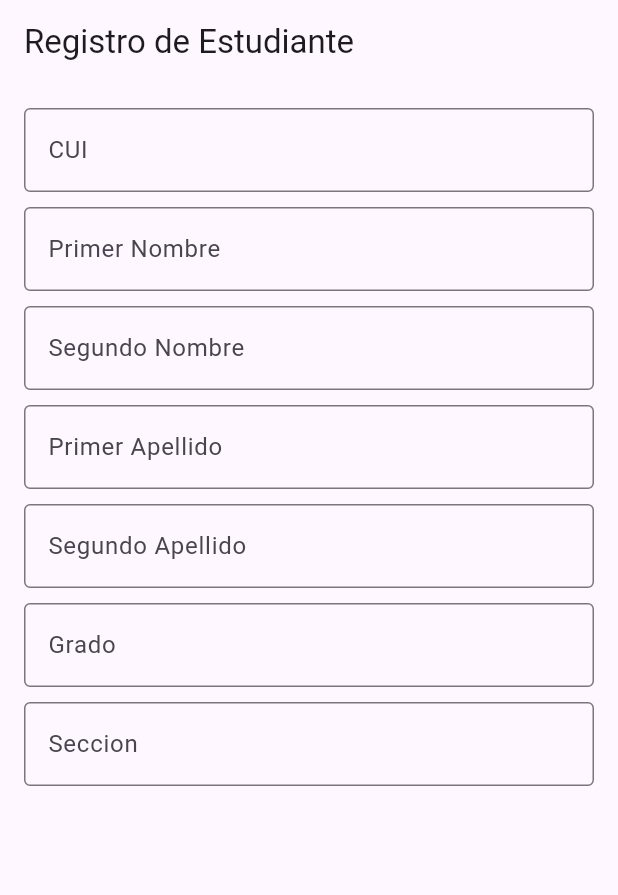
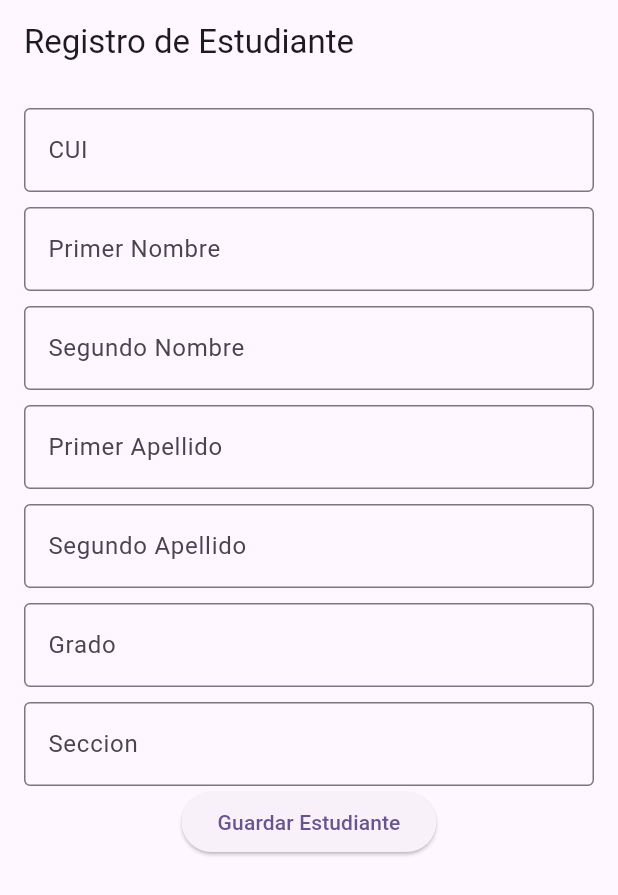
Before and after one commit to Atom-137/Proyecto-Graduacion, a Flutter app: the screen it shows after launch, on a phone screen of 412 x 824 dp. Shown: the top 895 px of the screen. Run offline on Flutter 3.47's test engine with Material 3 defaults, Android fonts, the phone set to English and light mode, and no system bars.

Commit message:
boton guardar datos

```diff
--- a/lib/models/estudiante.dart
+++ b/lib/models/estudiante.dart
@@ -1,4 +1,5 @@
 class Estudiante{
+
     String primerNombre;
     String segundoNombre;
     String primerApellido;
--- a/lib/pantallas/registro_estudiante_screen.dart
+++ b/lib/pantallas/registro_estudiante_screen.dart
@@ -1,4 +1,5 @@
 import 'package:app_notas_v2/providers/form_providers/form_estudiante_provider.dart';
+import 'package:app_notas_v2/widgets/boton_guardar_widget.dart';
 import 'package:flutter/material.dart';
 import 'package:provider/provider.dart';
 
@@ -42,7 +43,7 @@ class _FormRegistroEstudiante extends StatelessWidget {
                     },
                     onChange: ( valor ) { formProvider.primerNombre = valor; },
                   ),
-                SizedBox( height: 10),
+                const SizedBox( height: 10),
                 InputWidget(
                     labelText : "Primer Nombre",
                     hintText  : "Ingrese el Primer Nombre",
@@ -55,7 +56,7 @@ class _FormRegistroEstudiante extends StatelessWidget {
                     },
                     onChange: ( valor ) { formProvider.primerNombre = valor; },
                   ),
-                SizedBox( height: 10),
+                const SizedBox( height: 10),
                 InputWidget(
                      labelText : "Segundo Nombre",
                      hintText  : "Ingrese el Segundo Nombre",
@@ -66,7 +67,7 @@ class _FormRegistroEstudiante extends StatelessWidget {
                      },
                      onChange: ( valor ) { formProvider.segundoNombre = valor; },
                   ),
-                SizedBox( height: 10),
+                const SizedBox( height: 10),
                 InputWidget(
                   labelText : "Primer Apellido",
                   hintText  : "Ingrese el Primer Apellido",
@@ -77,7 +78,7 @@ class _FormRegistroEstudiante extends StatelessWidget {
                   },
                   onChange: ( valor ) { formProvider.primerApellido = valor; },
                 ),
-                SizedBox( height: 10),
+                const SizedBox( height: 10),
                 InputWidget(
                   labelText : "Segundo Apellido",
                   hintText  :  "Ingrese el Segundo Apellido",
@@ -88,7 +89,7 @@ class _FormRegistroEstudiante extends StatelessWidget {
                   },
                   onChange: ( valor ) { formProvider.segundoApellido = valor; },
                 ),
-                SizedBox( height: 10),
+                const SizedBox( height: 10),
                 InputWidget(
                   labelText : "Grado",
                   hintText  : "Ingrese el Grado del estudiante",
@@ -99,7 +100,7 @@ class _FormRegistroEstudiante extends StatelessWidget {
                   },
                   onChange: ( valor ) { formProvider.grado = valor; },
                 ),
-                SizedBox( height: 10),
+                const SizedBox( height: 10),
                 InputWidget(
                   labelText : "Seccion",
                   hintText  : "Ingrese la seccion del Eestudiantew",
@@ -109,7 +110,15 @@ class _FormRegistroEstudiante extends StatelessWidget {
                     return "PRUEBA ";
                   },
                   onChange: ( valor ) { formProvider.seccion = valor; },
-                )
+                ),
+                BotonGuardarWidget(
+                    formKey     : formProvider.formKey,
+                    tituloBoton : 'Guardar Estudiante',
+                    fnGuardar: ( ) {
+                        print( "valor de form en guardar");
+                        print( formProvider.obtenerDatosEstudiante() );
+                      }
+                    )
               ],
             ),
           ),
--- /dev/null
+++ b/lib/widgets/boton_guardar_widget.dart
@@ -0,0 +1,26 @@
+import 'package:flutter/material.dart';
+
+class BotonGuardarWidget extends StatelessWidget {
+
+  final GlobalKey<FormState> formKey;
+  final String tituloBoton;
+  final VoidCallback? fnGuardar;
+
+  const BotonGuardarWidget ({
+    super.key,
+    required this.formKey,
+    required this.tituloBoton,
+    required this.fnGuardar
+  });
+
+  @override
+  Widget build(BuildContext context) {
+    return ElevatedButton(
+        onPressed: () {
+          formKey.currentState?.save();
+          fnGuardar!();
+        },
+        child: Text( tituloBoton )
+    );
+  }
+}
--- a/lib/widgets/input_widget.dart
+++ b/lib/widgets/input_widget.dart
@@ -11,8 +11,8 @@ class InputWidget extends StatelessWidget {
   final void Function(  String ) onChange;
 
 
-  InputWidget({
-    Key? key,
+  const InputWidget({
+    super.key,
     required this.labelText,
     required this.hintText,
     required this.validacion,
@@ -21,7 +21,7 @@ class InputWidget extends StatelessWidget {
     this.keyboardType = TextInputType.text,
     this.icon
 
-  }) : super(key: key);
+  });
 
   @override
   Widget build(BuildContext context) {
@@ -32,7 +32,7 @@ class InputWidget extends StatelessWidget {
         labelText: labelText,
         hintText: hintText,
         prefixIcon: icon != null ? Icon(icon) : null,
-        border: OutlineInputBorder(),
+        border: const OutlineInputBorder(),
       ),
       validator:  validacion,
       onChanged: onChange,
```
Also changed, not shown: lib/providers/form_providers/form_estudiante_provider.dart (+15 -0 lines).
